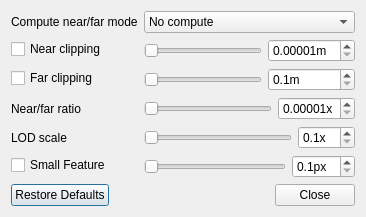
Above: plugins/osg/CameraSettings.ui from aroth-fastprotect/sgi before the change. Below: the same form after it.
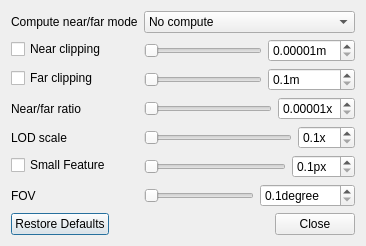
That is the form after the change.

Commit message: add fovy control

What changed in the file:
```diff
--- a/plugins/osg/CameraSettings.ui
+++ b/plugins/osg/CameraSettings.ui
@@ -6,8 +6,8 @@
    <rect>
     <x>0</x>
     <y>0</y>
-    <width>325</width>
-    <height>215</height>
+    <width>360</width>
+    <height>243</height>
    </rect>
   </property>
   <property name="windowTitle">
@@ -274,6 +274,49 @@
        </item>
       </layout>
      </item>
+     <item row="6" column="0">
+      <widget class="QLabel" name="label_2">
+       <property name="text">
+        <string>FOV</string>
+       </property>
+      </widget>
+     </item>
+     <item row="6" column="1">
+      <layout class="QHBoxLayout" name="horizontalLayout_6">
+       <item>
+        <widget class="QSlider" name="fovy">
+         <property name="minimum">
+          <number>1</number>
+         </property>
+         <property name="maximum">
+          <number>1790</number>
+         </property>
+         <property name="orientation">
+          <enum>Qt::Horizontal</enum>
+         </property>
+        </widget>
+       </item>
+       <item>
+        <widget class="QDoubleSpinBox" name="fovySpin">
+         <property name="suffix">
+          <string>degree</string>
+         </property>
+         <property name="decimals">
+          <number>1</number>
+         </property>
+         <property name="minimum">
+          <double>0.100000000000000</double>
+         </property>
+         <property name="maximum">
+          <double>179.900000000000006</double>
+         </property>
+         <property name="singleStep">
+          <double>0.050000000000000</double>
+         </property>
+        </widget>
+       </item>
+      </layout>
+     </item>
     </layout>
    </item>
    <item>
```
Left out of the diff: 34 changed lines with no effect on the pictures. The commit also changes 2 other files.
